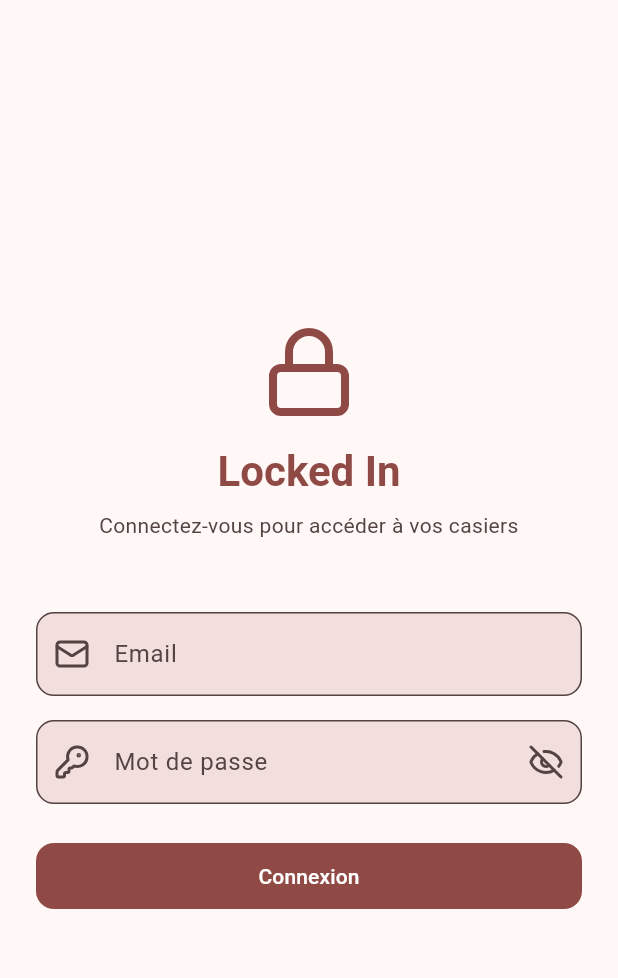
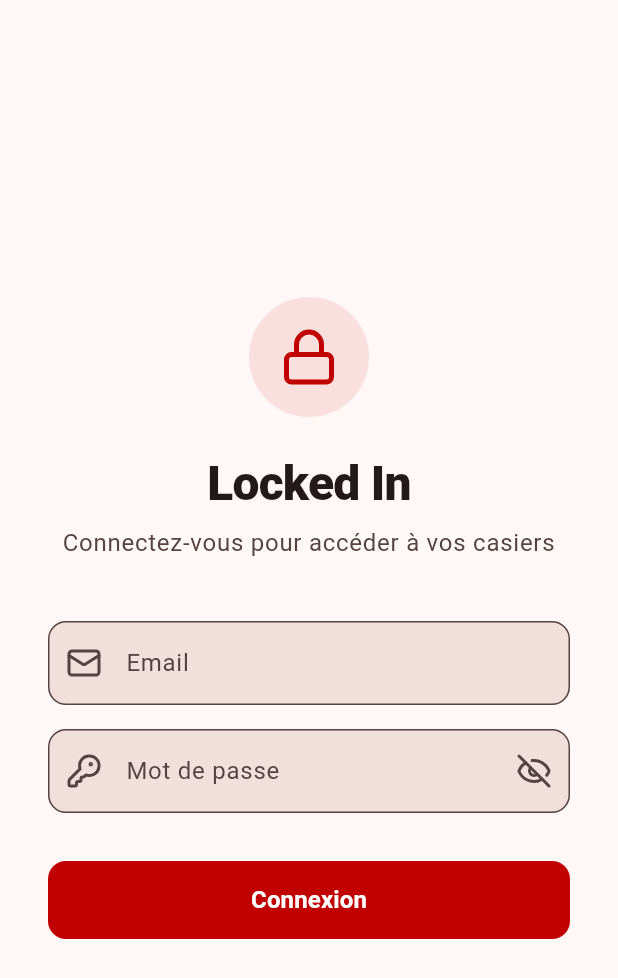
Before and after one commit to Enzobu/locked-in-mobile, a Flutter app: the screen it shows after launch, on a phone screen of 412 x 824 dp. Shown: the top 978 px of the screen. Run offline on Flutter 3.47's test engine with Material 3 defaults, Android fonts, the phone set to English and light mode, and no system bars; our stand-ins replace dio, flutter_riverpod, go_router, lucide_icons, shared_preferences.

Commit message:
fix: TK-008 rework login UI and fix primary color to #C10000
- Change primary color from #E60024 to #C10000 (vivid red)
- Force primary color in ColorScheme to avoid fromSeed desaturation
- Rework login screen: better spacing, circular icon container,
  larger button, bolder typography
- Update CLAUDE.md with correct primary color

```diff
--- a/lib/app/theme.dart
+++ b/lib/app/theme.dart
@@ -2,17 +2,30 @@
 import 'package:flutter_riverpod/flutter_riverpod.dart';
 import 'package:shared_preferences/shared_preferences.dart';
 
-const _primaryColor = Color(0xFFE60024);
+const _primaryColor = Color(0xFFC10000);
 
 class AppTheme {
   AppTheme._();
 
+  static final _lightColorScheme = ColorScheme.fromSeed(
+    seedColor: _primaryColor,
+    brightness: Brightness.light,
+  ).copyWith(
+    primary: _primaryColor,
+    onPrimary: Colors.white,
+  );
+
+  static final _darkColorScheme = ColorScheme.fromSeed(
+    seedColor: _primaryColor,
+    brightness: Brightness.dark,
+  ).copyWith(
+    primary: const Color(0xFFFF4444),
+    onPrimary: Colors.white,
+  );
+
   static final light = ThemeData(
     useMaterial3: true,
-    colorScheme: ColorScheme.fromSeed(
-      seedColor: _primaryColor,
-      brightness: Brightness.light,
-    ),
+    colorScheme: _lightColorScheme,
     fontFamily: 'Roboto',
     appBarTheme: const AppBarTheme(centerTitle: true, elevation: 0),
     cardTheme: CardThemeData(
@@ -25,14 +38,17 @@
     ),
     filledButtonTheme: FilledButtonThemeData(
       style: FilledButton.styleFrom(
+        backgroundColor: _primaryColor,
+        foregroundColor: Colors.white,
         shape: RoundedRectangleBorder(borderRadius: BorderRadius.circular(12)),
-        padding: const EdgeInsets.symmetric(horizontal: 24, vertical: 12),
+        padding: const EdgeInsets.symmetric(horizontal: 24, vertical: 14),
       ),
     ),
     outlinedButtonTheme: OutlinedButtonThemeData(
       style: OutlinedButton.styleFrom(
+        foregroundColor: _primaryColor,
         shape: RoundedRectangleBorder(borderRadius: BorderRadius.circular(12)),
-        padding: const EdgeInsets.symmetric(horizontal: 24, vertical: 12),
+        padding: const EdgeInsets.symmetric(horizontal: 24, vertical: 14),
       ),
     ),
     navigationBarTheme: const NavigationBarThemeData(
@@ -42,10 +58,7 @@
 
   static final dark = ThemeData(
     useMaterial3: true,
-    colorScheme: ColorScheme.fromSeed(
-      seedColor: _primaryColor,
-      brightness: Brightness.dark,
-    ),
+    colorScheme: _darkColorScheme,
     fontFamily: 'Roboto',
     appBarTheme: const AppBarTheme(centerTitle: true, elevation: 0),
     cardTheme: CardThemeData(
@@ -58,14 +71,16 @@
     ),
     filledButtonTheme: FilledButtonThemeData(
       style: FilledButton.styleFrom(
+        backgroundColor: const Color(0xFFFF4444),
+        foregroundColor: Colors.white,
         shape: RoundedRectangleBorder(borderRadius: BorderRadius.circular(12)),
-        padding: const EdgeInsets.symmetric(horizontal: 24, vertical: 12),
+        padding: const EdgeInsets.symmetric(horizontal: 24, vertical: 14),
       ),
     ),
     outlinedButtonTheme: OutlinedButtonThemeData(
       style: OutlinedButton.styleFrom(
         shape: RoundedRectangleBorder(borderRadius: BorderRadius.circular(12)),
-        padding: const EdgeInsets.symmetric(horizontal: 24, vertical: 12),
+        padding: const EdgeInsets.symmetric(horizontal: 24, vertical: 14),
       ),
     ),
     navigationBarTheme: const NavigationBarThemeData(
--- a/lib/features/auth/presentation/screens/login_screen.dart
+++ b/lib/features/auth/presentation/screens/login_screen.dart
@@ -43,36 +43,44 @@
       body: SafeArea(
         child: Center(
           child: SingleChildScrollView(
-            padding: const EdgeInsets.symmetric(horizontal: 24),
+            padding: const EdgeInsets.symmetric(horizontal: 32),
             child: Form(
               key: _formKey,
               child: Column(
                 mainAxisAlignment: MainAxisAlignment.center,
                 crossAxisAlignment: CrossAxisAlignment.stretch,
                 children: [
-                  Icon(
+                  Container(
+                    width: 80,
+                    height: 80,
+                    decoration: BoxDecoration(
+                      color: theme.colorScheme.primary.withValues(alpha: 0.1),
+                      shape: BoxShape.circle,
+                    ),
+                    child: Icon(
                       LucideIcons.lock,
-                    size: 64,
+                      size: 40,
                       color: theme.colorScheme.primary,
                     ),
-                  const SizedBox(height: 16),
+                  ),
+                  const SizedBox(height: 24),
                   Text(
                     l10n.appName,
                     textAlign: TextAlign.center,
-                    style: theme.textTheme.headlineMedium?.copyWith(
-                      fontWeight: FontWeight.bold,
-                      color: theme.colorScheme.primary,
+                    style: theme.textTheme.headlineLarge?.copyWith(
+                      fontWeight: FontWeight.w800,
+                      letterSpacing: -0.5,
                     ),
                   ),
                   const SizedBox(height: 8),
                   Text(
                     l10n.loginSubtitle,
                     textAlign: TextAlign.center,
-                    style: theme.textTheme.bodyMedium?.copyWith(
+                    style: theme.textTheme.bodyLarge?.copyWith(
                       color: theme.colorScheme.onSurfaceVariant,
                     ),
                   ),
-                  const SizedBox(height: 48),
+                  const SizedBox(height: 40),
                   TextFormField(
                     controller: _emailController,
                     enabled: !isLoading,
@@ -81,6 +89,7 @@
                     autocorrect: false,
                     decoration: InputDecoration(
                       labelText: l10n.email,
+                      hintText: 'nom@exemple.com',
                       prefixIcon: const Icon(LucideIcons.mail),
                     ),
                     validator: (value) {
@@ -129,12 +138,10 @@
                       return null;
                     },
                   ),
-                  const SizedBox(height: 24),
                   if (authState.status == AuthStatus.error &&
-                      authState.errorMessage != null)
-                    Padding(
-                      padding: const EdgeInsets.only(bottom: 16),
-                      child: Container(
+                      authState.errorMessage != null) ...[
+                    const SizedBox(height: 16),
+                    Container(
                       padding: const EdgeInsets.all(12),
                       decoration: BoxDecoration(
                         color: theme.colorScheme.errorContainer,
@@ -159,19 +166,29 @@
                         ],
                       ),
                     ),
-                    ),
-                  FilledButton(
+                  ],
+                  const SizedBox(height: 32),
+                  SizedBox(
+                    height: 52,
+                    child: FilledButton(
                       onPressed: isLoading ? null : _onLogin,
                       child: isLoading
-                        ? SizedBox(
+                          ? const SizedBox(
                               height: 20,
                               width: 20,
                               child: CircularProgressIndicator(
                                 strokeWidth: 2,
-                              color: theme.colorScheme.onPrimary,
+                                color: Colors.white,
                               ),
                             )
-                        : Text(l10n.login),
+                          : Text(
+                              l10n.login,
+                              style: const TextStyle(
+                                fontSize: 16,
+                                fontWeight: FontWeight.w600,
+                              ),
+                            ),
+                    ),
                   ),
                 ],
               ),
```
Also changed, not shown: 1 other file. Lines whose indentation alone changed are shown as unchanged.
